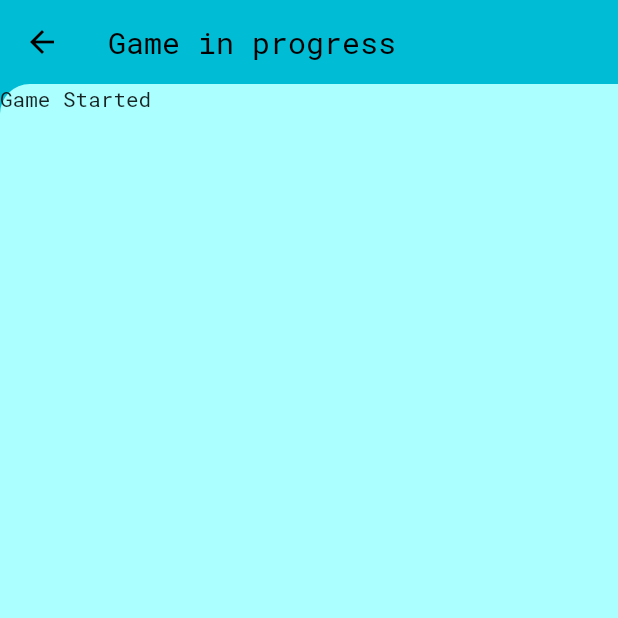
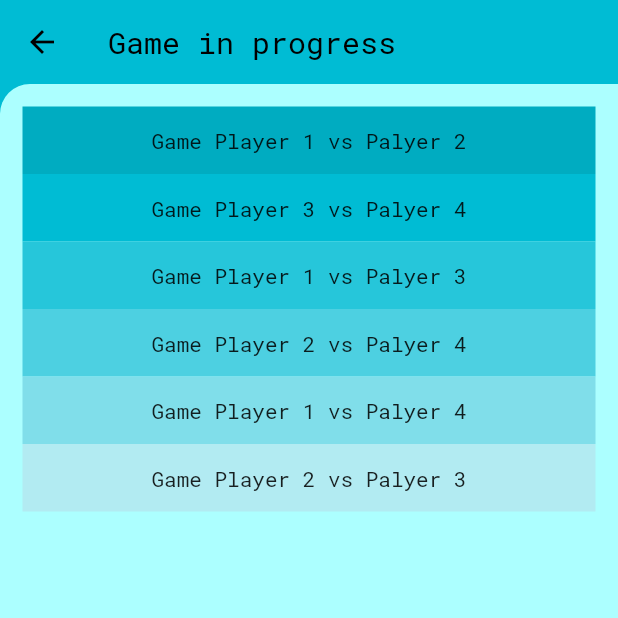
Before and after one commit to szymonW/game_queue, a Flutter app: the screen it shows after launch, after a tap on "Start Game", on a phone screen of 412 x 824 dp, the top half of it. Run offline on Flutter 3.47's test engine with Material 2 defaults, Android fonts, the phone set to English and light mode, and no system bars; our stand-ins replace flutter_slidable, hive_flutter; accounts and stored records are empty.

Commit message:
Added static List of games to Game page.

```diff
--- a/lib/main.dart
+++ b/lib/main.dart
@@ -21,7 +21,7 @@ class MyApp extends StatelessWidget {
   Widget build(BuildContext context) {
     return MaterialApp(
       debugShowCheckedModeBanner: false,
-      home: HomePage(),
+      home: const HomePage(),
       theme: ThemeData(primarySwatch: Colors.cyan)
     );
   }
--- a/lib/pages/game_page.dart
+++ b/lib/pages/game_page.dart
@@ -1,7 +1,29 @@
 import 'package:flutter/material.dart';
+import 'package:hive_flutter/hive_flutter.dart';
 
-class GameRoute extends StatelessWidget {
+import '../db/database.dart';
+
+class GameRoute extends StatefulWidget {
   const GameRoute({super.key});
+
+  @override
+  State<GameRoute> createState() => _GameRoute();
+}
+
+class _GameRoute extends State<GameRoute> {
+  //reference to hive box
+  final _playersBox = Hive.box('playersBox');
+  PalyersDataBase db = PalyersDataBase();
+
+  final List<String> entries = <String>[
+    'Player 1 vs Palyer 2',
+    'Player 3 vs Palyer 4',
+    'Player 1 vs Palyer 3',
+    'Player 2 vs Palyer 4',
+    'Player 1 vs Palyer 4',
+    'Player 2 vs Palyer 3',
+  ];
+  final List<int> colorCodes = <int>[600, 500, 400, 300, 200, 100];
 
   @override
   Widget build(BuildContext context) {
@@ -17,15 +39,20 @@ class GameRoute extends StatelessWidget {
           borderRadius: BorderRadius.only(
               topLeft: Radius.circular(20)
           ),
-          // color: Colors.cyan,
           color: Color(0xFFACFFFF),
         ),
         padding: const EdgeInsets.only(bottom: 50.0),
-        child: SizedBox(
-            width: MediaQuery.of(context).size.width,
-            height: MediaQuery.of(context).size.height,
-            child: const Text('Game Started')
-        ),
+          child: ListView.builder(
+              padding: const EdgeInsets.all(15),
+              itemCount: entries.length,
+              itemBuilder: (BuildContext context, int index) {
+                return Container(
+                  height: 45,
+                  color: Colors.cyan[colorCodes[index]],
+                  child: Center(child: Text('Game ${entries[index]}')),
+                );
+              }
+          )
         ),
     );
   }
```
